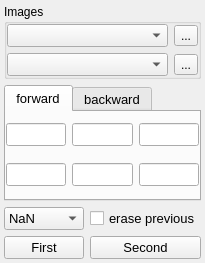
Qt form UIs/nAffine.ui (NeutrinoToolkit/Neutrino) before a commit.
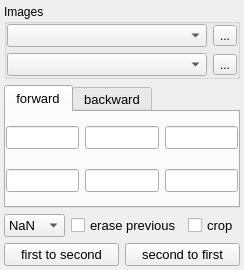
The same form after that commit. Icons and pictures are not drawn.

Commit message: crop affine image

```diff
--- a/UIs/nAffine.ui
+++ b/UIs/nAffine.ui
@@ -6,8 +6,8 @@
    <rect>
     <x>0</x>
     <y>0</y>
-    <width>189</width>
-    <height>263</height>
+    <width>244</width>
+    <height>270</height>
    </rect>
   </property>
   <property name="windowTitle">
@@ -27,30 +27,6 @@
     <property name="margin">
      <number>4</number>
     </property>
-    <item row="3" column="1">
-     <widget class="QPushButton" name="second">
-      <property name="font">
-       <font>
-        <pointsize>10</pointsize>
-       </font>
-      </property>
-      <property name="text">
-       <string>Second</string>
-      </property>
-     </widget>
-    </item>
-    <item row="3" column="0">
-     <widget class="QPushButton" name="first">
-      <property name="font">
-       <font>
-        <pointsize>10</pointsize>
-       </font>
-      </property>
-      <property name="text">
-       <string>First</string>
-      </property>
-     </widget>
-    </item>
     <item row="1" column="0" colspan="2">
      <widget class="QTabWidget" name="tabWidget">
       <property name="font">
@@ -170,6 +146,30 @@
       </widget>
      </widget>
     </item>
+    <item row="4" column="1">
+     <widget class="QPushButton" name="second">
+      <property name="font">
+       <font>
+        <pointsize>10</pointsize>
+       </font>
+      </property>
+      <property name="text">
+       <string>second to first</string>
+      </property>
+     </widget>
+    </item>
+    <item row="4" column="0">
+     <widget class="QPushButton" name="first">
+      <property name="font">
+       <font>
+        <pointsize>10</pointsize>
+       </font>
+      </property>
+      <property name="text">
+       <string>first to second</string>
+      </property>
+     </widget>
+    </item>
     <item row="0" column="0" colspan="2">
      <widget class="QGroupBox" name="groupBox">
       <property name="title">
@@ -228,7 +228,13 @@
       </layout>
      </widget>
     </item>
-    <item row="2" column="0">
+    <item row="2" column="0" colspan="2">
+     <widget class="QWidget" name="widget" native="true">
+      <layout class="QGridLayout" name="gridLayout_5">
+       <property name="margin">
+        <number>0</number>
+       </property>
+       <item row="0" column="0">
      <widget class="QComboBox" name="defaultValue">
       <property name="font">
        <font>
@@ -265,7 +271,7 @@
       </item>
      </widget>
     </item>
-    <item row="2" column="1">
+       <item row="0" column="1">
      <widget class="QCheckBox" name="erasePrevious">
       <property name="font">
        <font>
@@ -278,6 +284,24 @@
       <property name="neutrinoSave" stdset="0">
        <bool>true</bool>
       </property>
+        </widget>
+       </item>
+       <item row="0" column="2">
+        <widget class="QCheckBox" name="crop">
+         <property name="font">
+          <font>
+           <pointsize>10</pointsize>
+          </font>
+         </property>
+         <property name="text">
+          <string>crop</string>
+         </property>
+         <property name="neutrinoSave" stdset="0">
+          <bool>true</bool>
+         </property>
+        </widget>
+       </item>
+      </layout>
      </widget>
     </item>
    </layout>
```
Lines whose indentation alone changed are shown as unchanged. The commit also changes 1 other file.
